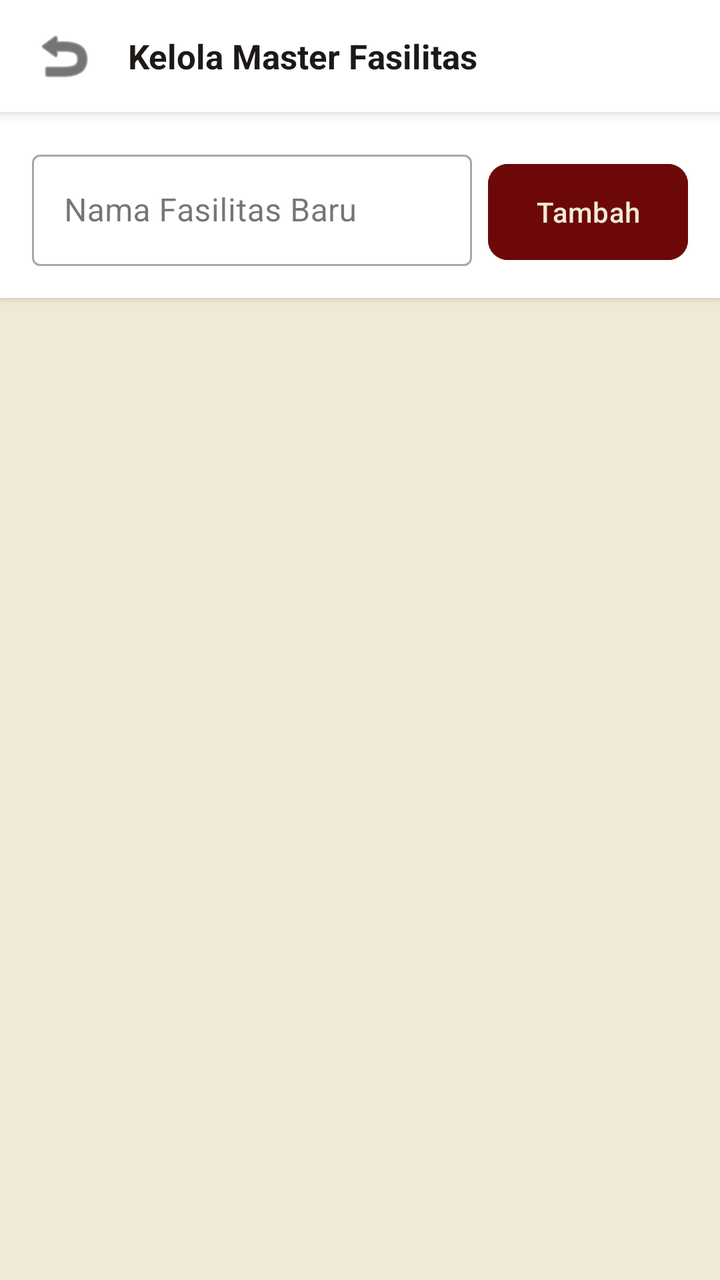
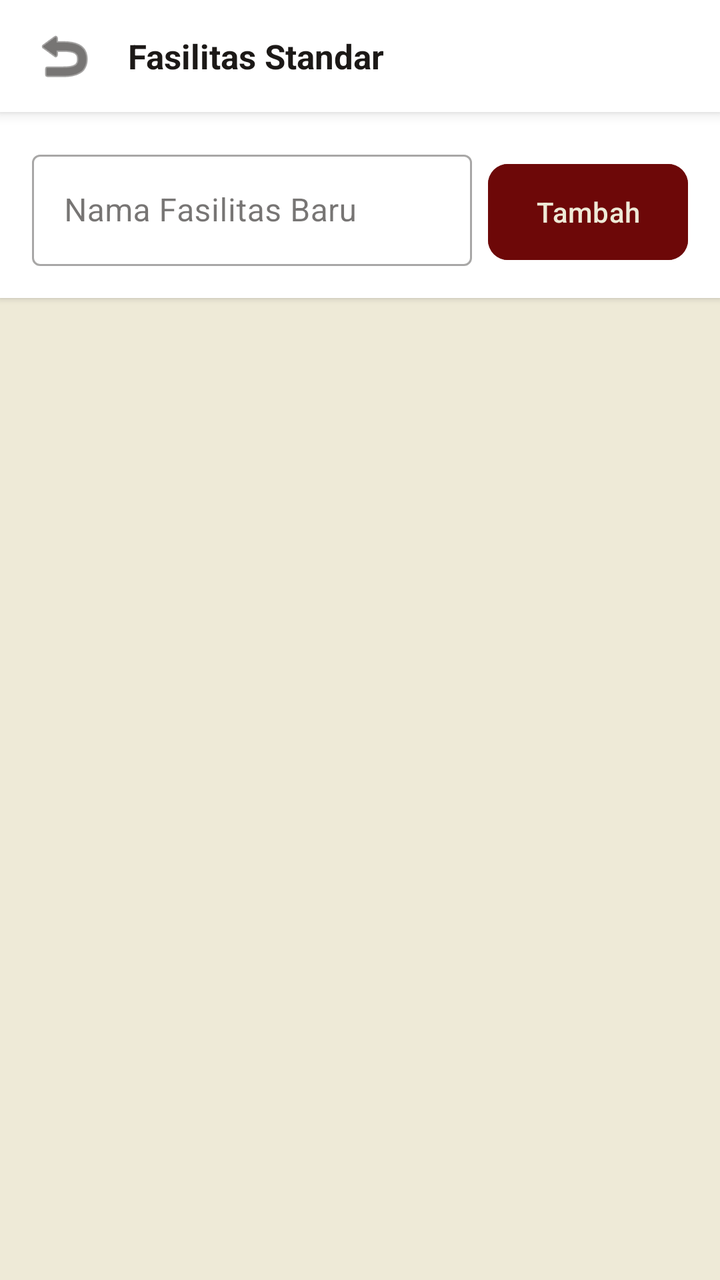

The first picture is an Android layout as it rendered before a commit; the second is the same layout after the commit. The layout source and the unified diff follow.
<!-- AndroidManifest.xml: application theme Theme.CariKostKita -->
<!-- res/layout/activity_admin_fasilitas.xml -->
<?xml version="1.0" encoding="utf-8"?>
<androidx.constraintlayout.widget.ConstraintLayout xmlns:android="http://schemas.android.com/apk/res/android"
    xmlns:app="http://schemas.android.com/apk/res-auto"
    android:layout_width="match_parent"
    android:layout_height="match_parent"
    android:background="@color/background">

    
    <LinearLayout
        android:id="@+id/toolbar_fasilitas"
        android:layout_width="match_parent"
        android:layout_height="56dp"
        android:background="@color/surface"
        android:elevation="4dp"
        android:gravity="center_vertical"
        android:orientation="horizontal"
        android:paddingHorizontal="8dp"
        app:layout_constraintTop_toTopOf="parent">

        <ImageButton
            android:id="@+id/btn_fasilitas_back"
            android:layout_width="48dp"
            android:layout_height="48dp"
            android:background="?attr/selectableItemBackgroundBorderless"
            android:contentDescription="Kembali"
            android:src="@android:drawable/ic_menu_revert"
            app:tint="@color/text_primary" />

        <TextView
            android:layout_width="0dp"
            android:layout_height="wrap_content"
            android:layout_marginStart="8dp"
            android:layout_weight="1"
            android:text="Kelola Master Fasilitas"
            android:textColor="@color/text_primary"
            android:textSize="17sp"
            android:textStyle="bold" />
    </LinearLayout>

    
    <LinearLayout
        android:id="@+id/box_add_fasilitas"
        android:layout_width="match_parent"
        android:layout_height="wrap_content"
        android:background="@color/surface"
        android:elevation="2dp"
        android:orientation="horizontal"
        android:padding="16dp"
        app:layout_constraintTop_toBottomOf="@+id/toolbar_fasilitas">

        <com.google.android.material.textfield.TextInputLayout
            style="@style/Widget.MaterialComponents.TextInputLayout.OutlinedBox"
            android:layout_width="0dp"
            android:layout_height="wrap_content"
            android:layout_marginEnd="8dp"
            android:layout_weight="1"
            android:hint="Nama Fasilitas Baru">

            <com.google.android.material.textfield.TextInputEditText
                android:id="@+id/et_fasilitas_nama"
                android:layout_width="match_parent"
                android:layout_height="wrap_content"
                android:maxLines="1" />
        </com.google.android.material.textfield.TextInputLayout>

        <com.google.android.material.button.MaterialButton
            android:id="@+id/btn_fasilitas_tambah"
            android:layout_width="wrap_content"
            android:layout_height="56dp"
            android:backgroundTint="@color/primary"
            android:text="Tambah"
            android:textColor="@color/on_primary"
            app:cornerRadius="10dp" />
    </LinearLayout>

    
    <androidx.recyclerview.widget.RecyclerView
        android:id="@+id/rv_admin_fasilitas"
        android:layout_width="0dp"
        android:layout_height="0dp"
        android:padding="16dp"
        app:layout_constraintBottom_toBottomOf="parent"
        app:layout_constraintEnd_toEndOf="parent"
        app:layout_constraintStart_toStartOf="parent"
        app:layout_constraintTop_toBottomOf="@+id/box_add_fasilitas" />

</androidx.constraintlayout.widget.ConstraintLayout>
<!-- resources referenced by this layout -->
<resources>
  <color name="background">#EEEAD7</color>
  <color name="on_primary">#EEEAD7</color>
  <color name="primary">#6D0808</color>
  <color name="surface">#FFFFFF</color>
  <color name="text_primary">#1C1917</color>
  <style name="Theme.CariKostKita" parent="Theme.Material3.DayNight.NoActionBar">
          
          <item name="colorPrimary">@color/primary</item>
          <item name="colorPrimaryDark">@color/primary_dark</item>
          <item name="colorOnPrimary">@color/on_primary</item>
          <item name="colorPrimaryContainer">@color/primary_soft</item>
          <item name="colorOnPrimaryContainer">@color/primary</item>
  
          
          <item name="android:windowBackground">@color/background</item>
          <item name="colorSurface">@color/surface</item>
          <item name="colorOnSurface">@color/text_primary</item>
          <item name="colorOutline">@color/border</item>
  
          
          <item name="android:statusBarColor">@color/primary_dark</item>
          <item name="android:windowLightStatusBar">false</item>
          <item name="android:navigationBarColor">@color/background</item>
          <item name="android:windowLightNavigationBar" tools:targetApi="o_mr1">true</item>
      </style>
  <color name="primary_dark">#620808</color>
  <color name="primary_soft">#F4EFE0</color>
  <color name="border">#D8D2BC</color>
</resources>

<!-- the commit's change to res/layout/activity_admin_fasilitas.xml (unified diff, before → after) -->
@@ -31,7 +31,7 @@
             android:layout_height="wrap_content"
             android:layout_marginStart="8dp"
             android:layout_weight="1"
-            android:text="Kelola Master Fasilitas"
+            android:text="Fasilitas Standar"
             android:textColor="@color/text_primary"
             android:textSize="17sp"
             android:textStyle="bold" />
